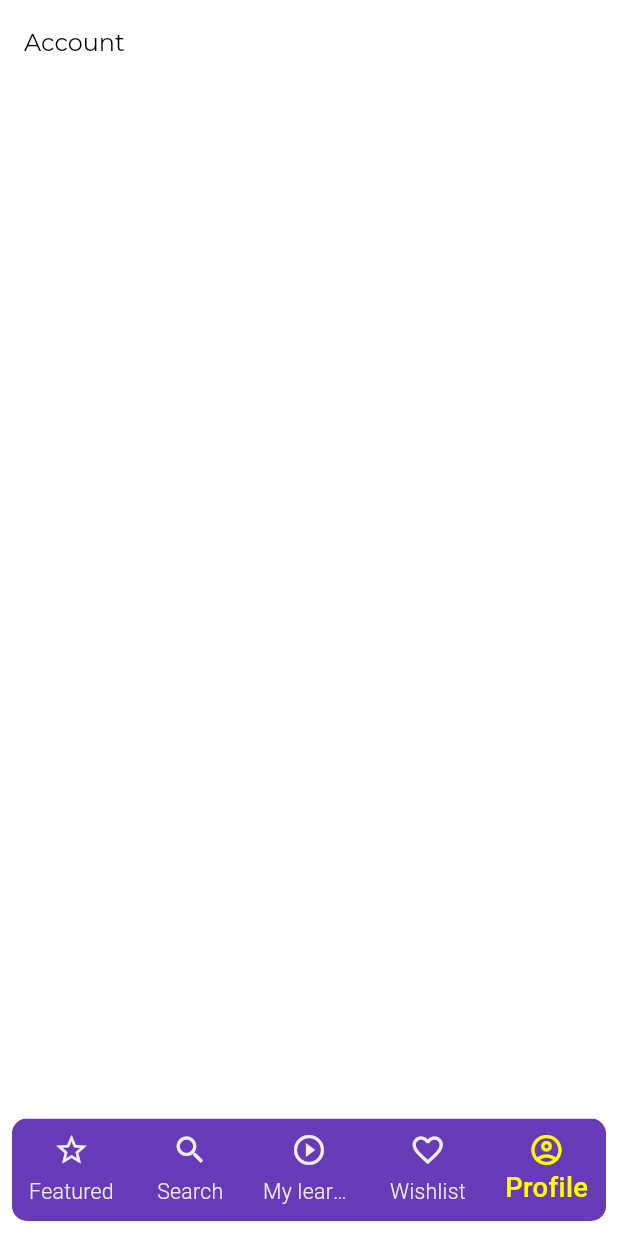
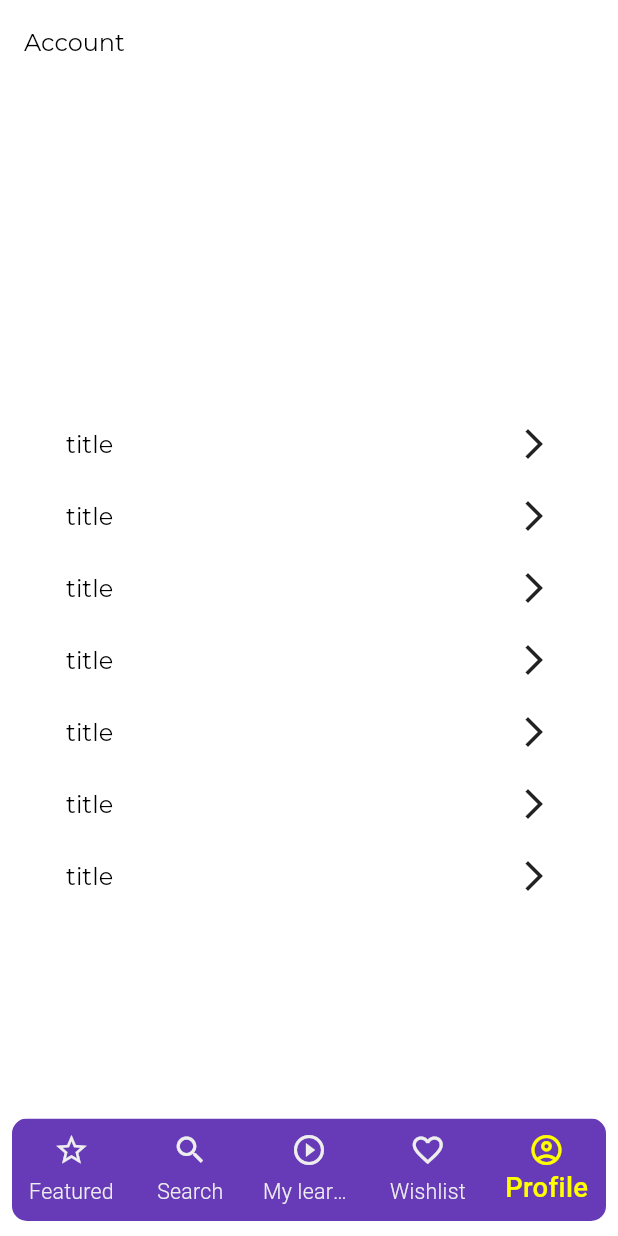
Before and after one commit to Zafarbek708k/udemy_clone, a Flutter app: the Account screen opened by its route, on a phone screen of 412 x 824 dp. Run offline on Flutter 3.47's test engine with Material 3 defaults, Android fonts, the phone set to English and light mode, and no system bars; drawn by our look-alikes of keyboard_dismisser; our stand-ins replace connectivity_plus, device_preview, dio, flutter_riverpod, flutter_screenutil, flutter_secure_storage and 7 more; missing offline and left inert: a package; accounts and stored records are empty; generated files the repository leaves out were written again; Roboto replaces fonts that are missing (Rubik).

Commit message:
5 - commit  fix go route, account and feature fixed

```diff
--- a/lib/src/feature/account/view/account.dart
+++ b/lib/src/feature/account/view/account.dart
@@ -1,4 +1,7 @@
+import 'package:flutter/cupertino.dart';
 import 'package:flutter/material.dart';
+import 'package:flutter/widgets.dart';
+import 'package:flutter_screenutil/flutter_screenutil.dart';
 import 'package:udemy_clone/src/core/constants/context_extension.dart';
 import 'package:udemy_clone/src/core/widgets/text_widget.dart';
 
@@ -19,7 +22,48 @@ class _AccountState extends State<Account> {
           textColor: context.appTheme.secondary,
         ),
       ),
-      body: Column(),
+      body:   Padding(
+        padding: EdgeInsets.symmetric(horizontal: 18.0, vertical: 20),
+        child: Column(
+          mainAxisAlignment: MainAxisAlignment.center,
+          children: [
+            AccountMainButton(title: "title", fontSize: 16,icon: Icon(Icons.arrow_forward_ios),onPressed: (){},),
+            AccountMainButton(title: "title", fontSize: 16,icon: Icon(Icons.arrow_forward_ios),onPressed: (){},),
+            AccountMainButton(title: "title", fontSize: 16,icon: Icon(Icons.arrow_forward_ios),onPressed: (){},),
+            AccountMainButton(title: "title", fontSize: 16,icon: Icon(Icons.arrow_forward_ios),onPressed: (){},),
+            AccountMainButton(title: "title", fontSize: 16,icon: Icon(Icons.arrow_forward_ios),onPressed: (){},),
+            AccountMainButton(title: "title", fontSize: 16,icon: Icon(Icons.arrow_forward_ios),onPressed: (){},),
+            AccountMainButton(title: "title", fontSize: 16,icon: Icon(Icons.arrow_forward_ios),onPressed: (){},),
+          ],
+        ),
+      ),
     );
   }
 }
+
+class AccountMainButton extends StatelessWidget {
+  const AccountMainButton({super.key, this.onPressed, required this.title, this.fontSize = 16, this.icon});
+  final VoidCallback? onPressed;
+  final String title;
+  final double? fontSize;
+  final Icon? icon;
+
+  @override
+  Widget build(BuildContext context) {
+    return  MaterialButton(onPressed: onPressed, child: Container(
+      decoration: BoxDecoration(
+        borderRadius: BorderRadius.circular(15.r),
+      ),
+      child: Padding(
+        padding: const EdgeInsets.symmetric(horizontal: 10.0),
+        child: Row(
+          children: [
+            CustomTextWidget(title, fontSize: fontSize,textColor: context.appTheme.secondary,),
+            const Spacer(),
+            icon ?? const SizedBox.shrink()
+          ],
+        ),
+      ),
+    ));
+  }
+}
--- a/lib/src/feature/featured/view/featured.dart
+++ b/lib/src/feature/featured/view/featured.dart
@@ -15,7 +15,7 @@ class FeaturedState extends State<Featured> {
     return Scaffold(
       appBar: AppBar(
         title: CustomTextWidget("Featured", textColor: context.appTheme.secondary, fontSize: 24,),
-        backgroundColor: Colors.black,
+        backgroundColor: context.appTheme.primary,
         actions: [
           Padding(
             padding: const EdgeInsets.only(right: 25),
```
